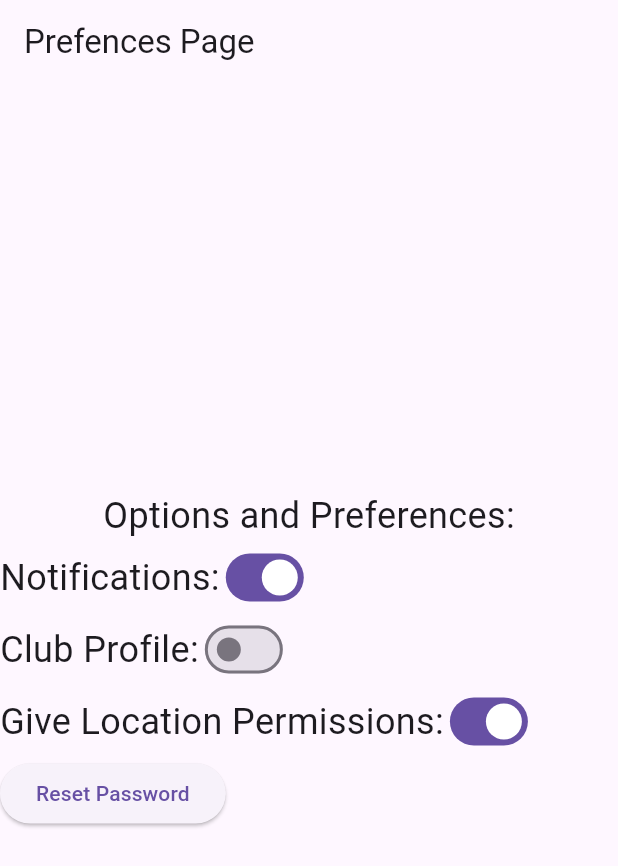
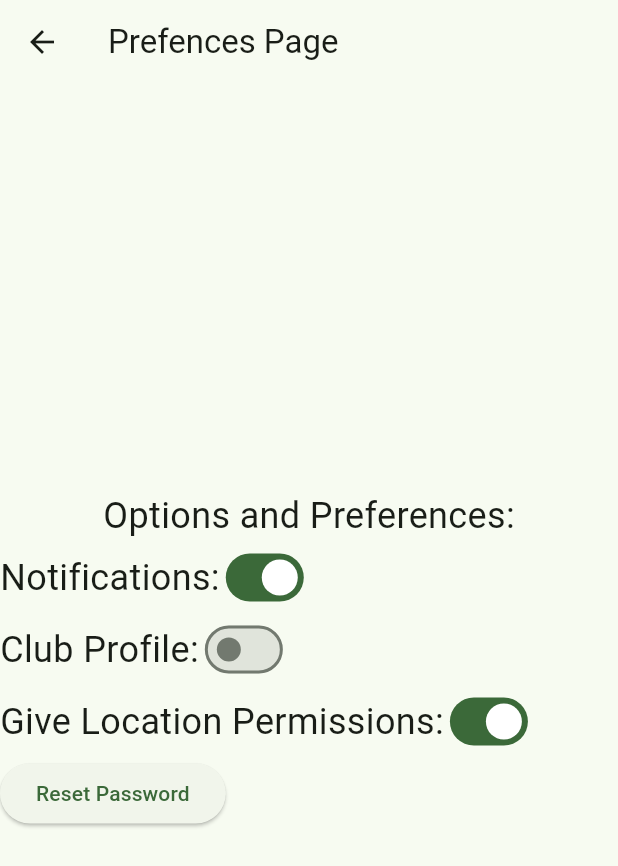
Before and after one commit to WSU-CPTS322-SP26/WSU_Routes, a Flutter app: the HomePage screen opened directly, after a tap on the "person" icon, on a phone screen of 412 x 824 dp. Shown: the top 866 px of the screen. Run offline on Flutter 3.47's test engine with Material 3 defaults, Android fonts, the phone set to English and light mode, and no system bars; our stand-ins replace google_maps_flutter.

Commit message:
fixed preferences page not having back button

```diff
--- a/google_maps_in_flutter/lib/main.dart
+++ b/google_maps_in_flutter/lib/main.dart
@@ -59,20 +59,19 @@ class _HomePageState extends State<HomePage> {
     return Scaffold(
       appBar: AppBar(
         title: const Text("Map Sample App"),
-        leading:
-          IconButton(
+
+
+        actions: [
+               IconButton(
             icon: const Icon(Icons.person),
             onPressed: () async {
               Navigator.push(
                 context,
-                MaterialPageRoute(
-                  builder: (_) => PreferencesPage(),
-                ),
+                MaterialPageRoute(builder: (_) => PreferencesPage()),
               );
             },
           ),
 
-        actions: [
           IconButton(
             icon: const Icon(Icons.logout),
             onPressed: () async {
--- a/google_maps_in_flutter/lib/pages/preferences_page.dart
+++ b/google_maps_in_flutter/lib/pages/preferences_page.dart
@@ -1,16 +1,12 @@
 import 'package:flutter/material.dart';
 import '../controllers/preferences_controller.dart';
 
-class PreferencesPage extends StatefulWidget
-{
-
+class PreferencesPage extends StatefulWidget {
   @override
   State<PreferencesPage> createState() => PrefState();
-
 }
 
-class PrefState extends State<PreferencesPage>
-{
+class PrefState extends State<PreferencesPage> {
   final PreferencesController controller = PreferencesController();
 
   void onNotifChange(bool newVal) async {
@@ -25,83 +21,84 @@ class PrefState extends State<PreferencesPage>
     update();
   }
 
-  void onLocationPerfChange(bool newVal) async
-  {
+  void onLocationPerfChange(bool newVal) async {
     await controller.UpdateLocationPermissions(newVal);
 
     update();
   }
 
-  void update()
-  {
+  void update() {
     setState(() {
       // rebuild UI after controller updates value
     });
   }
 
   @override
-  Widget build(BuildContext context)//how the widget looks
+  Widget build(BuildContext context) //how the widget looks
   {
-    return MaterialApp
-    (
-        home: Scaffold(
+
+    return Scaffold(
       appBar: AppBar(title: const Text("Prefences Page")),
       body: Center(
-                child:
-                Column
-                (
+        child: Column(
           mainAxisAlignment: MainAxisAlignment.center,
           children: [
-                    Text(//title
-                      "Options and Preferences:", style: const TextStyle(fontSize:24)
-                    ),
-                    Row(//For Notifications changes
-                      children: [
             Text(
-                          "Notifications:",
+              //title
+              "Options and Preferences:",
               style: const TextStyle(fontSize: 24),
             ),
+            Row(
+              //For Notifications changes
+              children: [
+                Text("Notifications:", style: const TextStyle(fontSize: 24)),
                 const SizedBox(height: 20),
-                        Switch(value: controller.isNotif, onChanged: onNotifChange),//switch for notif
-                      ]
+                Switch(
+                  value: controller.isNotif,
+                  onChanged: onNotifChange,
+                ), //switch for notif
+              ],
             ),
-                    Row(//For change to club profile
+            Row(
+              //For change to club profile
               children: [
-                        Text(
-                          "Club Profile:",
-                          style: const TextStyle(fontSize: 24),
+                Text("Club Profile:", style: const TextStyle(fontSize: 24)),
+                const SizedBox(height: 20),
+                Switch(
+                  value: controller.isClub,
+                  onChanged: onClubChange,
+                ), //switch for club
+              ],
             ),
-                        const SizedBox(height: 20),
-                        Switch(value: controller.isClub, onChanged: onClubChange)//switch for club
-                      ]
-                    ),
-                    Row(//For change to location permissions
+            Row(
+              //For change to location permissions
               children: [
                 Text(
                   "Give Location Permissions:",
                   style: const TextStyle(fontSize: 24),
                 ),
                 const SizedBox(height: 20),
-                        Switch(value: controller.locationPermission, onChanged: onLocationPerfChange)//switch for club
-                      ]
+                Switch(
+                  value: controller.locationPermission,
+                  onChanged: onLocationPerfChange,
+                ), //switch for club
+              ],
             ),
-                    Row(//For change to location permissions
+            Row(
+              //For change to location permissions
               children: [
                 const SizedBox(height: 20),
                 ElevatedButton(
                   child: const Text('Reset Password'),
-                          onPressed: ()
-                          {
+                  onPressed: () {
                     print('Will send out email to reset password');
                   },
-                        )
-                      ]
+                ),
+              ],
             ),
           ],
         ),
       ),
-            )
     );
   }
-
 }
```
Also changed, not shown: 3 other files. Lines whose indentation alone changed are shown as unchanged.
